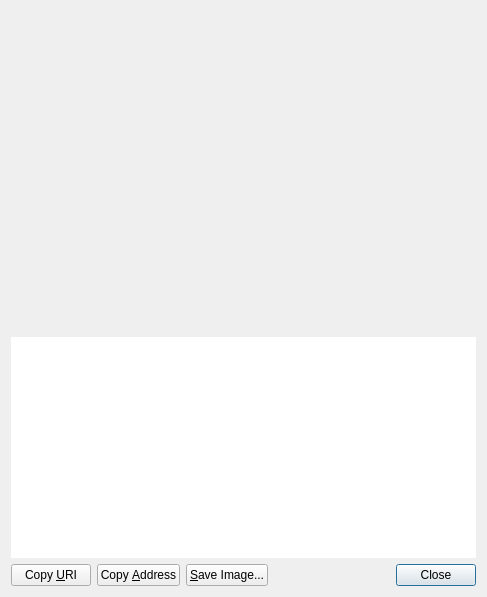
The window that src/qt/forms/receiverequestdialog.ui (charlesrocket/defcoin) describes before a commit, drawn with Qt 5.
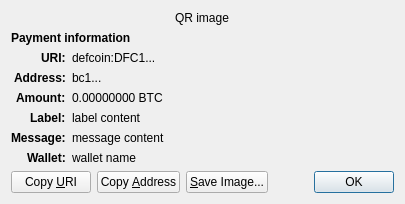
The same window after the commit. Custom widgets are drawn as their Qt base class.

Patch:
```diff
--- a/src/qt/forms/receiverequestdialog.ui
+++ b/src/qt/forms/receiverequestdialog.ui
@@ -6,60 +6,158 @@
    <rect>
     <x>0</x>
     <y>0</y>
-    <width>487</width>
-    <height>597</height>
+    <width>413</width>
+    <height>229</height>
    </rect>
   </property>
-  <layout class="QVBoxLayout" name="verticalLayout_3">
-   <item>
-    <widget class="QRImageWidget" name="lblQRCode">
-     <property name="sizePolicy">
-      <sizepolicy hsizetype="Expanding" vsizetype="Fixed">
-       <horstretch>0</horstretch>
-       <verstretch>0</verstretch>
-      </sizepolicy>
+  <property name="windowTitle">
+   <string>Request payment to ...</string>
+  </property>
+  <layout class="QGridLayout" name="gridLayout" columnstretch="0,1">
+   <property name="sizeConstraint">
+    <enum>QLayout::SetFixedSize</enum>
+   </property>
+   <item row="0" column="0" colspan="2" alignment="Qt::AlignHCenter">
+    <widget class="QRImageWidget" name="qr_code">
+     <property name="text">
+      <string notr="true">QR image</string>
      </property>
-     <property name="minimumSize">
-      <size>
-       <width>300</width>
-       <height>320</height>
-      </size>
+     <property name="textInteractionFlags">
+      <set>Qt::NoTextInteraction</set>
      </property>
-     <property name="toolTip">
-      <string>QR Code</string>
+    </widget>
+   </item>
+   <item row="1" column="0" colspan="2">
+    <widget class="QLabel" name="payment_header">
+     <property name="font">
+      <font>
+       <weight>75</weight>
+       <bold>true</bold>
+      </font>
      </property>
+     <property name="text">
+      <string>Payment information</string>
+     </property>
+     <property name="textInteractionFlags">
+      <set>Qt::NoTextInteraction</set>
+     </property>
+    </widget>
+   </item>
+   <item row="2" column="0" alignment="Qt::AlignRight|Qt::AlignTop">
+    <widget class="QLabel" name="uri_tag">
+     <property name="font">
+      <font>
+       <weight>75</weight>
+       <bold>true</bold>
+      </font>
+     </property>
+     <property name="text">
+      <string notr="true">URI:</string>
+     </property>
      <property name="textFormat">
       <enum>Qt::PlainText</enum>
      </property>
-     <property name="alignment">
-      <set>Qt::AlignCenter</set>
+     <property name="textInteractionFlags">
+      <set>Qt::NoTextInteraction</set>
      </property>
+    </widget>
+   </item>
+   <item row="2" column="1" alignment="Qt::AlignTop">
+    <widget class="QLabel" name="uri_content">
+     <property name="text">
+      <string notr="true">defcoin:DFC1...</string>
+     </property>
+     <property name="textFormat">
+      <enum>Qt::RichText</enum>
+     </property>
      <property name="wordWrap">
       <bool>true</bool>
      </property>
     </widget>
    </item>
-   <item>
-    <widget class="QTextEdit" name="outUri">
-     <property name="sizePolicy">
-      <sizepolicy hsizetype="Expanding" vsizetype="Expanding">
-       <horstretch>0</horstretch>
-       <verstretch>0</verstretch>
-      </sizepolicy>
+   <item row="3" column="0" alignment="Qt::AlignRight|Qt::AlignTop">
+    <widget class="QLabel" name="address_tag">
+     <property name="font">
+      <font>
+       <weight>75</weight>
+       <bold>true</bold>
+      </font>
      </property>
-     <property name="minimumSize">
-      <size>
-       <width>0</width>
-       <height>50</height>
-      </size>
+     <property name="text">
+      <string>Address:</string>
      </property>
-     <property name="frameShape">
-      <enum>QFrame::NoFrame</enum>
+     <property name="textInteractionFlags">
+      <set>Qt::NoTextInteraction</set>
      </property>
-     <property name="frameShadow">
-      <enum>QFrame::Plain</enum>
+    </widget>
+   </item>
+   <item row="3" column="1" alignment="Qt::AlignTop">
+    <widget class="QLabel" name="address_content">
+     <property name="text">
+      <string notr="true">bc1...</string>
      </property>
-     <property name="tabChangesFocus">
+     <property name="textFormat">
+      <enum>Qt::PlainText</enum>
+     </property>
+     <property name="textInteractionFlags">
+      <set>Qt::TextSelectableByMouse</set>
+     </property>
+    </widget>
+   </item>
+   <item row="4" column="0" alignment="Qt::AlignRight|Qt::AlignTop">
+    <widget class="QLabel" name="amount_tag">
+     <property name="font">
+      <font>
+       <weight>75</weight>
+       <bold>true</bold>
+      </font>
+     </property>
+     <property name="text">
+      <string>Amount:</string>
+     </property>
+     <property name="textInteractionFlags">
+      <set>Qt::NoTextInteraction</set>
+     </property>
+    </widget>
+   </item>
+   <item row="4" column="1" alignment="Qt::AlignTop">
+    <widget class="QLabel" name="amount_content">
+     <property name="text">
+      <string notr="true">0.00000000 BTC</string>
+     </property>
+     <property name="textFormat">
+      <enum>Qt::PlainText</enum>
+     </property>
+     <property name="textInteractionFlags">
+      <set>Qt::TextSelectableByMouse</set>
+     </property>
+    </widget>
+   </item>
+   <item row="5" column="0" alignment="Qt::AlignRight|Qt::AlignTop">
+    <widget class="QLabel" name="label_tag">
+     <property name="font">
+      <font>
+       <weight>75</weight>
+       <bold>true</bold>
+      </font>
+     </property>
+     <property name="text">
+      <string>Label:</string>
+     </property>
+     <property name="textInteractionFlags">
+      <set>Qt::NoTextInteraction</set>
+     </property>
+    </widget>
+   </item>
+   <item row="5" column="1" alignment="Qt::AlignTop">
+    <widget class="QLabel" name="label_content">
+     <property name="text">
+      <string notr="true">label content</string>
+     </property>
+     <property name="textFormat">
+      <enum>Qt::PlainText</enum>
+     </property>
+     <property name="wordWrap">
       <bool>true</bool>
      </property>
      <property name="textInteractionFlags">
@@ -67,7 +165,71 @@
      </property>
     </widget>
    </item>
-   <item>
+   <item row="6" column="0" alignment="Qt::AlignRight|Qt::AlignTop">
+    <widget class="QLabel" name="message_tag">
+     <property name="font">
+      <font>
+       <weight>75</weight>
+       <bold>true</bold>
+      </font>
+     </property>
+     <property name="text">
+      <string>Message:</string>
+     </property>
+     <property name="textInteractionFlags">
+      <set>Qt::NoTextInteraction</set>
+     </property>
+    </widget>
+   </item>
+   <item row="6" column="1" alignment="Qt::AlignTop">
+    <widget class="QLabel" name="message_content">
+     <property name="text">
+      <string notr="true">message content</string>
+     </property>
+     <property name="textFormat">
+      <enum>Qt::PlainText</enum>
+     </property>
+     <property name="wordWrap">
+      <bool>true</bool>
+     </property>
+     <property name="textInteractionFlags">
+      <set>Qt::TextSelectableByMouse</set>
+     </property>
+    </widget>
+   </item>
+   <item row="7" column="0" alignment="Qt::AlignRight|Qt::AlignTop">
+    <widget class="QLabel" name="wallet_tag">
+     <property name="font">
+      <font>
+       <weight>75</weight>
+       <bold>true</bold>
+      </font>
+     </property>
+     <property name="text">
+      <string>Wallet:</string>
+     </property>
+     <property name="textInteractionFlags">
+      <set>Qt::NoTextInteraction</set>
+     </property>
+    </widget>
+   </item>
+   <item row="7" column="1" alignment="Qt::AlignTop">
+    <widget class="QLabel" name="wallet_content">
+     <property name="text">
+      <string notr="true">wallet name</string>
+     </property>
+     <property name="textFormat">
+      <enum>Qt::PlainText</enum>
+     </property>
+     <property name="wordWrap">
+      <bool>true</bool>
+     </property>
+     <property name="textInteractionFlags">
+      <set>Qt::TextSelectableByMouse</set>
+     </property>
+    </widget>
+   </item>
+   <item row="8" column="0" colspan="2">
     <layout class="QHBoxLayout" name="horizontalLayout">
      <item>
       <widget class="QPushButton" name="btnCopyURI">
@@ -115,7 +277,7 @@
      <item>
       <widget class="QDialogButtonBox" name="buttonBox">
        <property name="standardButtons">
-        <set>QDialogButtonBox::Close</set>
+        <set>QDialogButtonBox::Ok</set>
        </property>
       </widget>
      </item>
```
Left out of the diff: 40 changed lines with no effect on the pictures.
